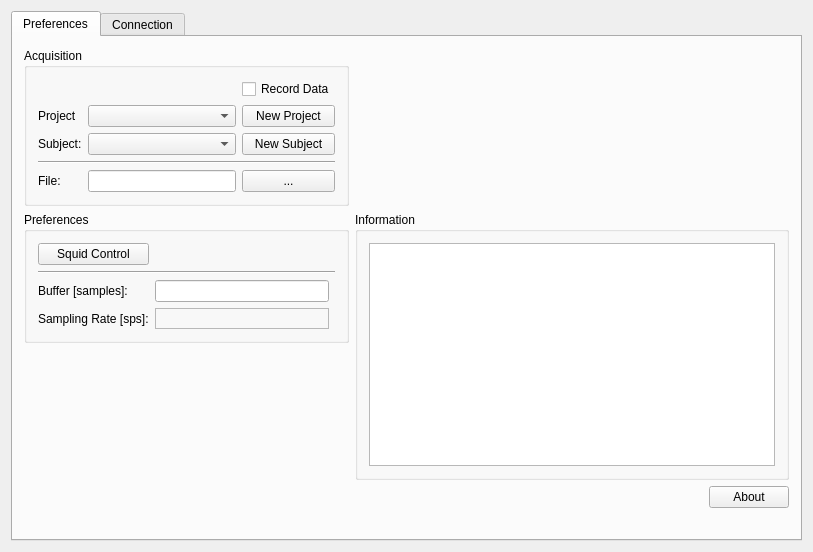
Old version of the form applications/mne_x/plugins/babymeg/FormFiles/babymegsetup.ui in the repository mne-tools/mne-cpp.
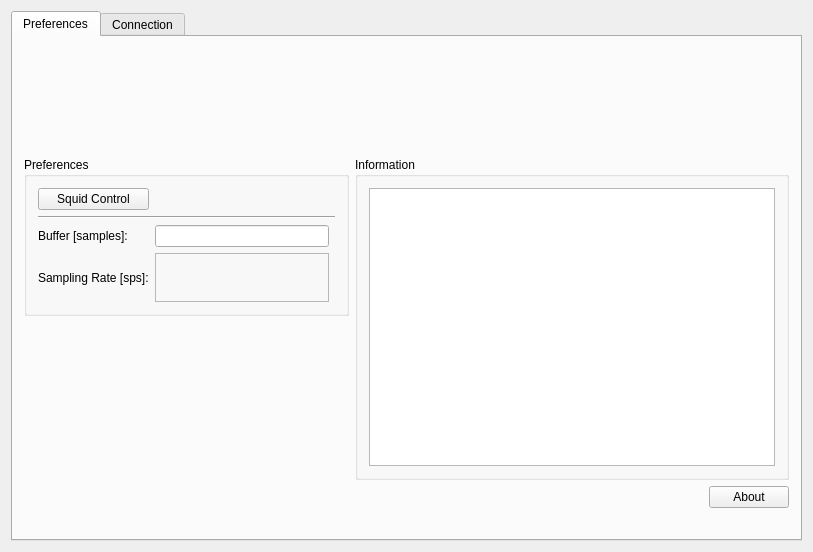
New version of the form. Icons and pictures are not drawn.

Commit message: project dialog

What changed in the file:
```diff
--- a/applications/mne_x/plugins/babymeg/FormFiles/babymegsetup.ui
+++ b/applications/mne_x/plugins/babymeg/FormFiles/babymegsetup.ui
@@ -26,80 +26,6 @@
       <layout class="QVBoxLayout" name="verticalLayout_2">
        <item>
         <layout class="QGridLayout" name="m_qGridLayout_main">
-         <item row="0" column="0">
-          <widget class="QGroupBox" name="m_qGroupBox_Acquisition">
-           <property name="title">
-            <string>Acquisition</string>
-           </property>
-           <layout class="QGridLayout" name="gridLayout">
-            <item row="2" column="1">
-             <widget class="QComboBox" name="m_qComboBox_ProjectSelection"/>
-            </item>
-            <item row="4" column="0" colspan="3">
-             <widget class="Line" name="line_2">
-              <property name="orientation">
-               <enum>Qt::Horizontal</enum>
-              </property>
-             </widget>
-            </item>
-            <item row="0" column="2">
-             <widget class="QCheckBox" name="m_qCheckBox_RecordData">
-              <property name="text">
-               <string>Record Data</string>
-              </property>
-             </widget>
-            </item>
-            <item row="3" column="1">
-             <widget class="QComboBox" name="m_qComboBox_SubjectSelection"/>
-            </item>
-            <item row="3" column="2">
-             <widget class="QPushButton" name="m_qPushButton_NewSubject">
-              <property name="text">
-               <string>New Subject</string>
-              </property>
-             </widget>
-            </item>
-            <item row="3" column="0">
-             <widget class="QLabel" name="m_qLabel_SubjectDescription">
-              <property name="text">
-               <string>Subject:</string>
-              </property>
-             </widget>
-            </item>
-            <item row="6" column="2">
-             <widget class="QPushButton" name="m_qPushButton_FiffRecordFile">
-              <property name="text">
-               <string>...</string>
-              </property>
-             </widget>
-            </item>
-            <item row="6" column="0">
-             <widget class="QLabel" name="label">
-              <property name="text">
-               <string>File:</string>
-              </property>
-             </widget>
-            </item>
-            <item row="2" column="0">
-             <widget class="QLabel" name="m_qLabel_ProjectDescription">
-              <property name="text">
-               <string>Project</string>
-              </property>
-             </widget>
-            </item>
-            <item row="6" column="1">
-             <widget class="QLineEdit" name="m_qLineEdit_FiffRecordFile"/>
-            </item>
-            <item row="2" column="2">
-             <widget class="QPushButton" name="m_qPushButton_NewProject">
-              <property name="text">
-               <string>New Project</string>
-              </property>
-             </widget>
-            </item>
-           </layout>
-          </widget>
-         </item>
          <item row="1" column="0">
           <widget class="QGroupBox" name="m_qGroupBox_Preferences">
            <property name="title">
```
The commit also changes 9 other files.
